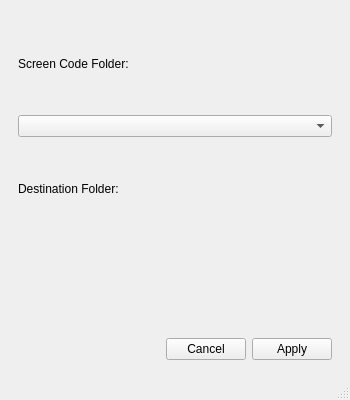
The window that share/qtvcp/panels/copy_dialog/copy_dialog.ui (LinuxCNC/linuxcnc) describes before a commit, drawn with Qt 5.
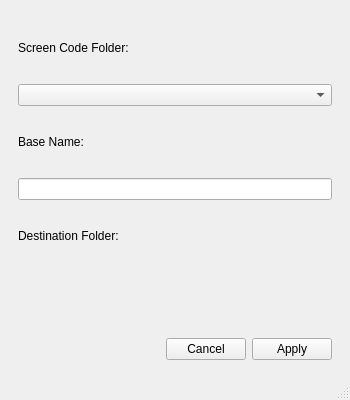
The same window after the commit. Custom widgets are drawn as their Qt base class.

Commit message: qtvcp -copy_dialog panel: add ability to change the base name

```diff
--- a/share/qtvcp/panels/copy_dialog/copy_dialog.ui
+++ b/share/qtvcp/panels/copy_dialog/copy_dialog.ui
@@ -45,6 +45,16 @@
          <item>
           <widget class="QComboBox" name="comboBox"/>
          </item>
+         <item>
+          <widget class="QLabel" name="label_3">
+           <property name="text">
+            <string>Base Name:</string>
+           </property>
+          </widget>
+         </item>
+         <item>
+          <widget class="QLineEdit" name="lineEdit"/>
+         </item>
          <item>
           <widget class="QLabel" name="label_2">
            <property name="text">
@@ -110,17 +120,17 @@
   <widget class="QStatusBar" name="statusbar"/>
  </widget>
  <customwidgets>
+  <customwidget>
+   <class>FileManager</class>
+   <extends>QWidget</extends>
+   <header>qtvcp.widgets.file_manager</header>
+  </customwidget>
   <customwidget>
    <class>ScreenOptions</class>
    <extends>QWidget</extends>
    <header>qtvcp.widgets.screen_options</header>
    <container>1</container>
   </customwidget>
-  <customwidget>
-   <class>FileManager</class>
-   <extends>QWidget</extends>
-   <header>qtvcp.widgets.file_manager</header>
-  </customwidget>
  </customwidgets>
  <resources/>
  <connections>
```
Left out of the diff: 2 changed lines with no effect on the pictures. The commit also changes 1 other file.
